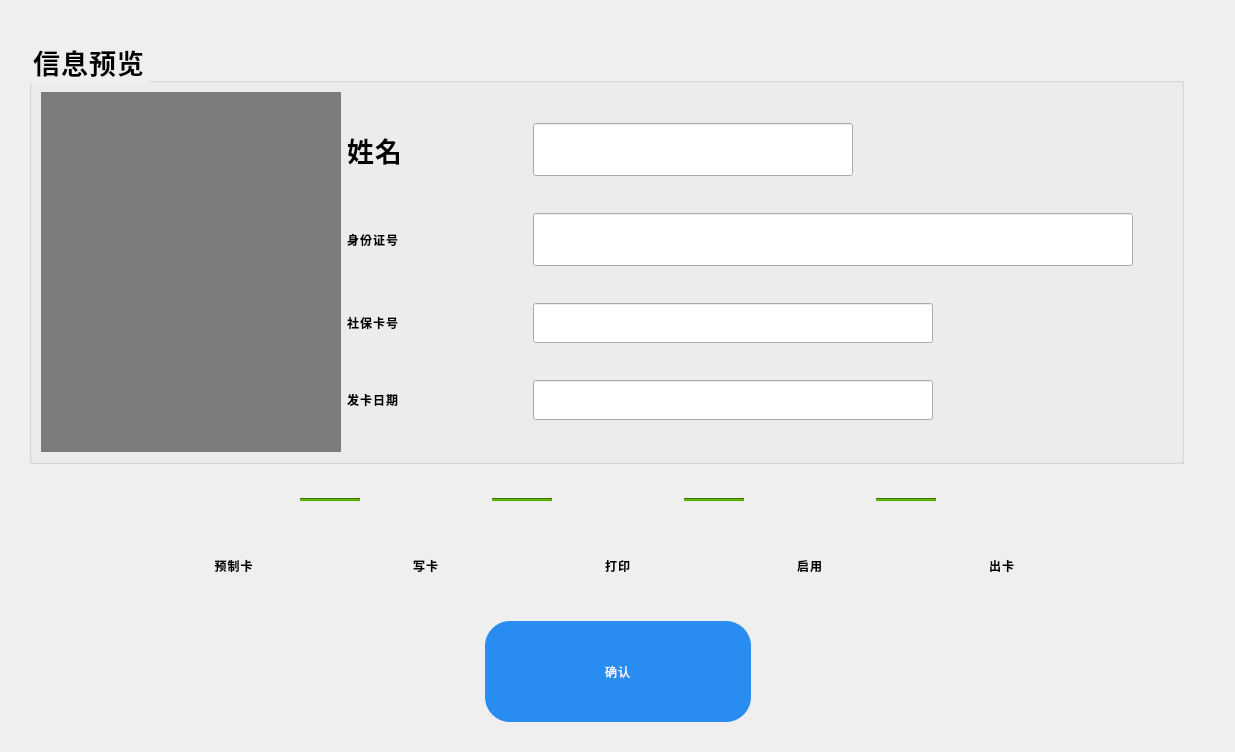
First picture: the form in SSCard_System/uc_makecard.ui, repository leithergit/SSCard_System, before the edit.
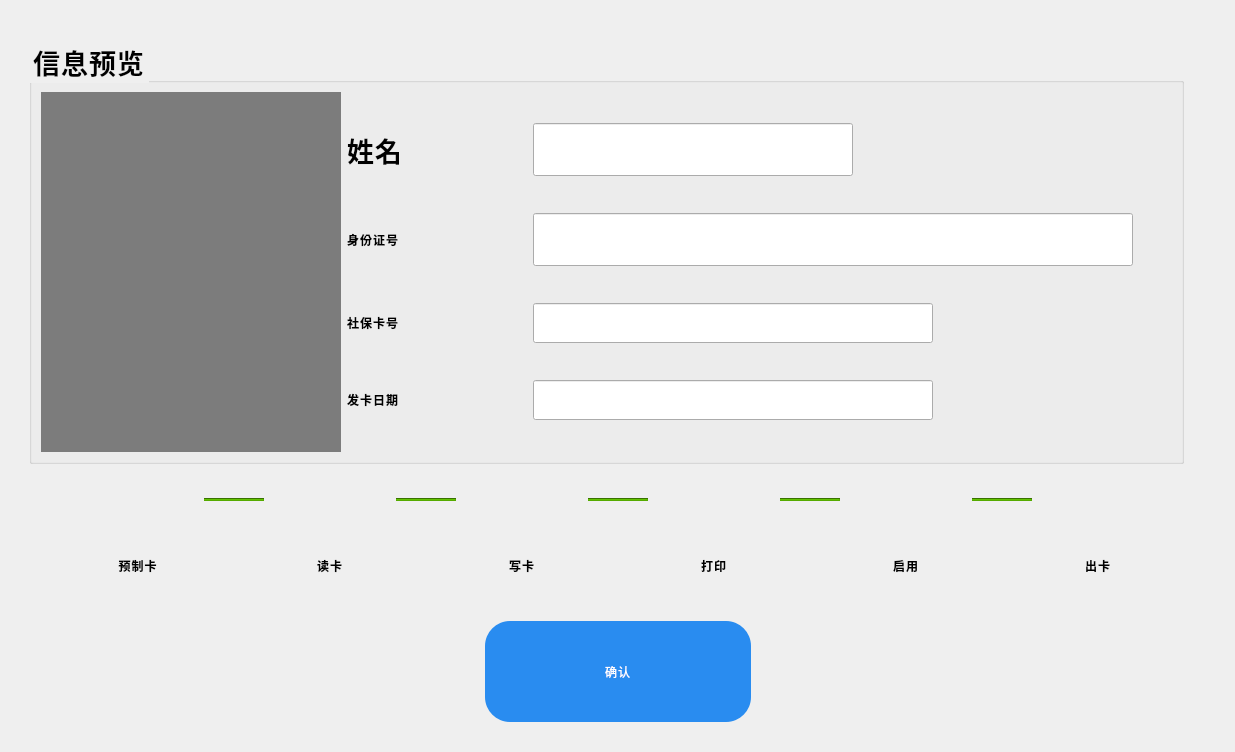
Second picture: the form after the edit. Icons and pictures are not drawn.

Patch:
```diff
--- a/SSCard_System/uc_makecard.ui
+++ b/SSCard_System/uc_makecard.ui
@@ -352,37 +352,7 @@
      </item>
      <item>
       <layout class="QGridLayout" name="gridLayout">
-       <item row="1" column="0">
-        <layout class="QHBoxLayout" name="horizontalLayout_8">
-         <item>
-          <widget class="QLabel" name="label_FaceCapture_4">
-           <property name="minimumSize">
-            <size>
-             <width>120</width>
-             <height>60</height>
-            </size>
-           </property>
-           <property name="maximumSize">
-            <size>
-             <width>120</width>
-             <height>60</height>
-            </size>
-           </property>
-           <property name="styleSheet">
-            <string notr="true">font: 28pt &quot;思源黑体 CN Regular&quot;;
-color: rgb(0, 0, 0);</string>
-           </property>
-           <property name="text">
-            <string>预制卡</string>
-           </property>
-           <property name="alignment">
-            <set>Qt::AlignCenter</set>
-           </property>
-          </widget>
-         </item>
-        </layout>
-       </item>
-       <item row="0" column="4">
+       <item row="0" column="7">
         <layout class="QHBoxLayout" name="horizontalLayout_3">
          <item>
           <widget class="QLabel" name="label_Print">
@@ -408,7 +378,76 @@
          </item>
         </layout>
        </item>
-       <item row="1" column="2">
+       <item row="1" column="9">
+        <layout class="QHBoxLayout" name="horizontalLayout_14">
+         <item>
+          <widget class="QLabel" name="label_Enable2">
+           <property name="minimumSize">
+            <size>
+             <width>120</width>
+             <height>60</height>
+            </size>
+           </property>
+           <property name="maximumSize">
+            <size>
+             <width>120</width>
+             <height>60</height>
+            </size>
+           </property>
+           <property name="styleSheet">
+            <string notr="true">font: 28pt &quot;思源黑体 CN Regular&quot;;
+color: rgb(0, 0, 0);</string>
+           </property>
+           <property name="text">
+            <string>启用</string>
+           </property>
+           <property name="alignment">
+            <set>Qt::AlignCenter</set>
+           </property>
+          </widget>
+         </item>
+        </layout>
+       </item>
+       <item row="0" column="5">
+        <layout class="QHBoxLayout" name="horizontalLayout_2">
+         <item>
+          <widget class="QLabel" name="label_Write">
+           <property name="minimumSize">
+            <size>
+             <width>60</width>
+             <height>60</height>
+            </size>
+           </property>
+           <property name="maximumSize">
+            <size>
+             <width>60</width>
+             <height>60</height>
+            </size>
+           </property>
+           <property name="styleSheet">
+            <string notr="true">image: url(:/Image/todo.png);</string>
+           </property>
+           <property name="text">
+            <string/>
+           </property>
+          </widget>
+         </item>
+        </layout>
+       </item>
+       <item row="1" column="10">
+        <spacer name="horizontalSpacer_9">
+         <property name="orientation">
+          <enum>Qt::Horizontal</enum>
+         </property>
+         <property name="sizeHint" stdset="0">
+          <size>
+           <width>60</width>
+           <height>20</height>
+          </size>
+         </property>
+        </spacer>
+       </item>
+       <item row="1" column="5">
         <layout class="QHBoxLayout" name="horizontalLayout_5">
          <item>
           <widget class="QLabel" name="label_FaceCapture_2">
@@ -438,8 +477,60 @@
          </item>
         </layout>
        </item>
-       <item row="0" column="7">
-        <widget class="Line" name="line_4">
+       <item row="0" column="9">
+        <layout class="QHBoxLayout" name="horizontalLayout_11">
+         <item>
+          <widget class="QLabel" name="label_ReturnData">
+           <property name="minimumSize">
+            <size>
+             <width>60</width>
+             <height>60</height>
+            </size>
+           </property>
+           <property name="maximumSize">
+            <size>
+             <width>60</width>
+             <height>60</height>
+            </size>
+           </property>
+           <property name="styleSheet">
+            <string notr="true">image: url(:/Image/todo.png);</string>
+           </property>
+           <property name="text">
+            <string/>
+           </property>
+          </widget>
+         </item>
+        </layout>
+       </item>
+       <item row="0" column="11">
+        <layout class="QHBoxLayout" name="horizontalLayout_9">
+         <item>
+          <widget class="QLabel" name="label_Reject">
+           <property name="minimumSize">
+            <size>
+             <width>60</width>
+             <height>60</height>
+            </size>
+           </property>
+           <property name="maximumSize">
+            <size>
+             <width>60</width>
+             <height>60</height>
+            </size>
+           </property>
+           <property name="styleSheet">
+            <string notr="true">image: url(:/Image/todo.png);</string>
+           </property>
+           <property name="text">
+            <string/>
+           </property>
+          </widget>
+         </item>
+        </layout>
+       </item>
+       <item row="0" column="6">
+        <widget class="Line" name="line_3">
          <property name="minimumSize">
           <size>
            <width>60</width>
@@ -460,7 +551,7 @@
          </property>
         </widget>
        </item>
-       <item row="0" column="5">
+       <item row="0" column="8">
         <widget class="Line" name="line_5">
          <property name="minimumSize">
           <size>
@@ -483,19 +574,6 @@
         </widget>
        </item>
        <item row="1" column="7">
-        <spacer name="horizontalSpacer_9">
-         <property name="orientation">
-          <enum>Qt::Horizontal</enum>
-         </property>
-         <property name="sizeHint" stdset="0">
-          <size>
-           <width>60</width>
-           <height>20</height>
-          </size>
-         </property>
-        </spacer>
-       </item>
-       <item row="1" column="4">
         <layout class="QHBoxLayout" name="horizontalLayout_6">
          <item>
           <widget class="QLabel" name="label_FaceCapture_3">
@@ -525,50 +603,7 @@
          </item>
         </layout>
        </item>
-       <item row="1" column="6">
-        <layout class="QHBoxLayout" name="horizontalLayout_14">
-         <item>
-          <widget class="QLabel" name="label_FaceCapture_6">
-           <property name="minimumSize">
-            <size>
-             <width>120</width>
-             <height>60</height>
-            </size>
-           </property>
-           <property name="maximumSize">
-            <size>
-             <width>120</width>
-             <height>60</height>
-            </size>
-           </property>
-           <property name="styleSheet">
-            <string notr="true">font: 28pt &quot;思源黑体 CN Regular&quot;;
-color: rgb(0, 0, 0);</string>
-           </property>
-           <property name="text">
-            <string>启用</string>
-           </property>
-           <property name="alignment">
-            <set>Qt::AlignCenter</set>
-           </property>
-          </widget>
-         </item>
-        </layout>
-       </item>
-       <item row="1" column="3">
-        <spacer name="horizontalSpacer_3">
-         <property name="orientation">
-          <enum>Qt::Horizontal</enum>
-         </property>
-         <property name="sizeHint" stdset="0">
-          <size>
-           <width>60</width>
-           <height>20</height>
-          </size>
-         </property>
-        </spacer>
-       </item>
-       <item row="1" column="5">
+       <item row="1" column="8">
         <spacer name="horizontalSpacer_4">
          <property name="orientation">
           <enum>Qt::Horizontal</enum>
@@ -581,8 +616,38 @@
          </property>
         </spacer>
        </item>
-       <item row="0" column="1">
-        <widget class="Line" name="line_2">
+       <item row="1" column="11">
+        <layout class="QHBoxLayout" name="horizontalLayout_10">
+         <item>
+          <widget class="QLabel" name="label_Reject2">
+           <property name="minimumSize">
+            <size>
+             <width>120</width>
+             <height>60</height>
+            </size>
+           </property>
+           <property name="maximumSize">
+            <size>
+             <width>120</width>
+             <height>60</height>
+            </size>
+           </property>
+           <property name="styleSheet">
+            <string notr="true">font: 28pt &quot;思源黑体 CN Regular&quot;;
+color: rgb(0, 0, 0);</string>
+           </property>
+           <property name="text">
+            <string>出卡</string>
+           </property>
+           <property name="alignment">
+            <set>Qt::AlignCenter</set>
+           </property>
+          </widget>
+         </item>
+        </layout>
+       </item>
+       <item row="0" column="2">
+        <widget class="Line" name="line_6">
          <property name="minimumSize">
           <size>
            <width>60</width>
@@ -629,33 +694,64 @@
          </item>
         </layout>
        </item>
-       <item row="0" column="2">
-        <layout class="QHBoxLayout" name="horizontalLayout_2">
-         <item>
-          <widget class="QLabel" name="label_Write">
-           <property name="minimumSize">
-            <size>
-             <width>60</width>
-             <height>60</height>
-            </size>
-           </property>
-           <property name="maximumSize">
-            <size>
-             <width>60</width>
-             <height>60</height>
-            </size>
-           </property>
-           <property name="styleSheet">
-            <string notr="true">image: url(:/Image/todo.png);</string>
-           </property>
-           <property name="text">
-            <string/>
-           </property>
-          </widget>
-         </item>
-        </layout>
+       <item row="0" column="10">
+        <widget class="Line" name="line_4">
+         <property name="minimumSize">
+          <size>
+           <width>60</width>
+           <height>0</height>
+          </size>
+         </property>
+         <property name="maximumSize">
+          <size>
+           <width>100</width>
+           <height>16777215</height>
+          </size>
+         </property>
+         <property name="styleSheet">
+          <string notr="true">background-color: rgb(85, 170, 0);</string>
+         </property>
+         <property name="orientation">
+          <enum>Qt::Horizontal</enum>
+         </property>
+        </widget>
        </item>
-       <item row="1" column="1">
+       <item row="1" column="6">
+        <spacer name="horizontalSpacer_3">
+         <property name="orientation">
+          <enum>Qt::Horizontal</enum>
+         </property>
+         <property name="sizeHint" stdset="0">
+          <size>
+           <width>60</width>
+           <height>20</height>
+          </size>
+         </property>
+        </spacer>
+       </item>
+       <item row="0" column="4">
+        <widget class="Line" name="line_2">
+         <property name="minimumSize">
+          <size>
+           <width>60</width>
+           <height>0</height>
+          </size>
+         </property>
+         <property name="maximumSize">
+          <size>
+           <width>100</width>
+           <height>16777215</height>
+          </size>
+         </property>
+         <property name="styleSheet">
+          <string notr="true">background-color: rgb(85, 170, 0);</string>
+         </property>
+         <property name="orientation">
+          <enum>Qt::Horizontal</enum>
+         </property>
+        </widget>
+       </item>
+       <item row="1" column="4">
         <spacer name="horizontalSpacer_2">
          <property name="orientation">
           <enum>Qt::Horizontal</enum>
@@ -668,10 +764,10 @@
          </property>
         </spacer>
        </item>
-       <item row="1" column="8">
-        <layout class="QHBoxLayout" name="horizontalLayout_10">
+       <item row="1" column="0">
+        <layout class="QHBoxLayout" name="horizontalLayout_8">
          <item>
-          <widget class="QLabel" name="label_FaceCapture_5">
+          <widget class="QLabel" name="label_PremakeCard">
            <property name="minimumSize">
             <size>
              <width>120</width>
@@ -689,7 +785,7 @@
 color: rgb(0, 0, 0);</string>
            </property>
            <property name="text">
-            <string>出卡</string>
+            <string>预制卡</string>
            </property>
            <property name="alignment">
             <set>Qt::AlignCenter</set>
@@ -698,58 +794,10 @@
          </item>
         </layout>
        </item>
-       <item row="0" column="8">
-        <layout class="QHBoxLayout" name="horizontalLayout_9">
-         <item>
-          <widget class="QLabel" name="label_Reject">
-           <property name="minimumSize">
-            <size>
-             <width>60</width>
-             <height>60</height>
-            </size>
-           </property>
-           <property name="maximumSize">
-            <size>
-             <width>60</width>
-             <height>60</height>
-            </size>
-           </property>
-           <property name="styleSheet">
-            <string notr="true">image: url(:/Image/todo.png);</string>
-           </property>
-           <property name="text">
-            <string/>
-           </property>
-          </widget>
-         </item>
-        </layout>
-       </item>
        <item row="0" column="3">
-        <widget class="Line" name="line_3">
-         <property name="minimumSize">
-          <size>
-           <width>60</width>
-           <height>0</height>
-          </size>
-         </property>
-         <property name="maximumSize">
-          <size>
-           <width>100</width>
-           <height>16777215</height>
-          </size>
-         </property>
-         <property name="styleSheet">
-          <string notr="true">background-color: rgb(85, 170, 0);</string>
-         </property>
-         <property name="orientation">
-          <enum>Qt::Horizontal</enum>
-         </property>
-        </widget>
-       </item>
-       <item row="0" column="6">
-        <layout class="QHBoxLayout" name="horizontalLayout_11">
+        <layout class="QHBoxLayout" name="horizontalLayout_18">
          <item>
-          <widget class="QLabel" name="label_ReturnData">
+          <widget class="QLabel" name="label_Read">
            <property name="minimumSize">
             <size>
              <width>60</width>
@@ -772,6 +820,49 @@
          </item>
         </layout>
        </item>
+       <item row="1" column="2">
+        <spacer name="horizontalSpacer_13">
+         <property name="orientation">
+          <enum>Qt::Horizontal</enum>
+         </property>
+         <property name="sizeHint" stdset="0">
+          <size>
+           <width>60</width>
+           <height>20</height>
+          </size>
+         </property>
+        </spacer>
+       </item>
+       <item row="1" column="3">
+        <layout class="QHBoxLayout" name="horizontalLayout_20">
+         <item>
+          <widget class="QLabel" name="label_Read2">
+           <property name="minimumSize">
+            <size>
+             <width>120</width>
+             <height>60</height>
+            </size>
+           </property>
+           <property name="maximumSize">
+            <size>
+             <width>120</width>
+             <height>60</height>
+            </size>
+           </property>
+           <property name="styleSheet">
+            <string notr="true">font: 28pt &quot;思源黑体 CN Regular&quot;;
+color: rgb(0, 0, 0);</string>
+           </property>
+           <property name="text">
+            <string>读卡</string>
+           </property>
+           <property name="alignment">
+            <set>Qt::AlignCenter</set>
+           </property>
+          </widget>
+         </item>
+        </layout>
+       </item>
       </layout>
      </item>
      <item>
```
Left out of the diff: 4 changed lines with no effect on the pictures.
